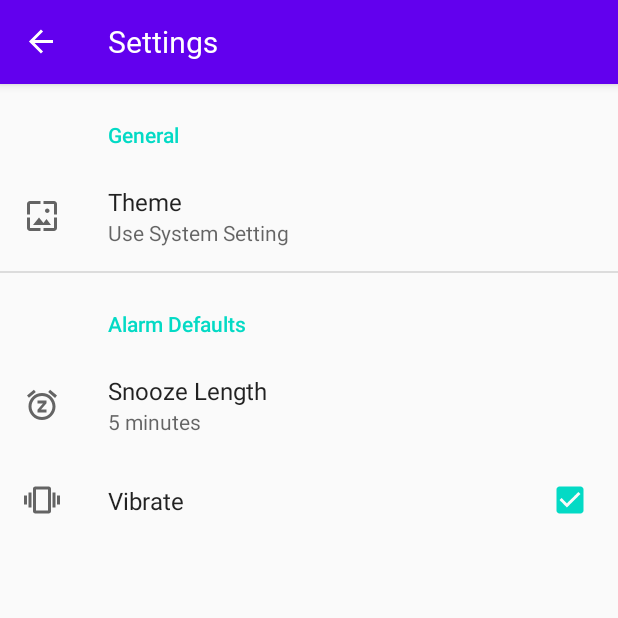
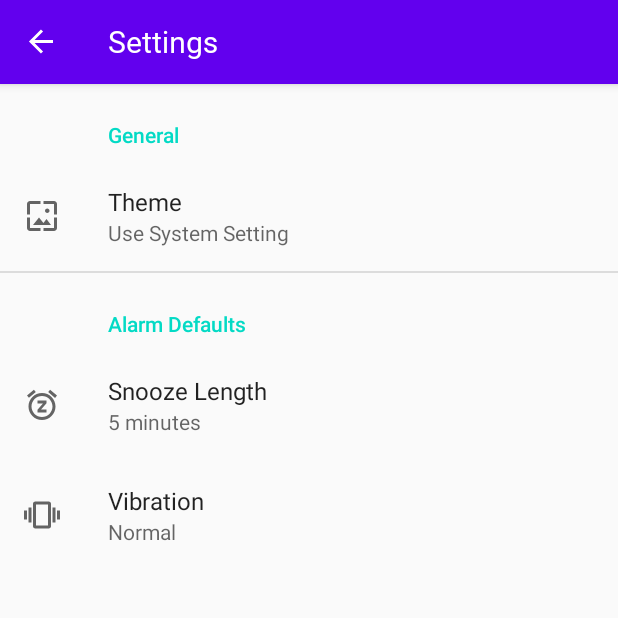
Before and after one commit to NiklasBednarczyk/AlarmClock, an Android app: the SettingsFragment screen opened through its navigation route, on a phone screen of 412 x 824 dp, the top half of it. Run offline under Robolectric (Android 15) with nearby library versions, the phone set to English and light mode, and no system bars; our stand-ins replace Room's generated code, androidx.preference, data binding, navigation-ui.

Commit message:
45: Style And Theme App - Add VibrationTypes + Vibration as AlarmPropertyType

```diff
--- a/app/src/main/java/de/niklasbednarczyk/alarmclock/database/Alarm.kt
+++ b/app/src/main/java/de/niklasbednarczyk/alarmclock/database/Alarm.kt
@@ -4,6 +4,7 @@ import android.net.Uri
 import androidx.room.ColumnInfo
 import androidx.room.Entity
 import androidx.room.PrimaryKey
+import de.niklasbednarczyk.alarmclock.enums.VibrationType
 import java.time.DayOfWeek
 
 @Entity(tableName = "alarm_table")
@@ -27,8 +28,8 @@ data class Alarm(
     @ColumnInfo(name = "snooze_length_minutes")
     var snoozeLengthMinutes: Int,
 
-    @ColumnInfo(name = "vibrate")
-    var vibrate: Boolean,
+    @ColumnInfo(name = "vibration_type")
+    var vibrationType: VibrationType,
 
     @ColumnInfo(name = "sound_uri")
     var soundUri: Uri
--- a/app/src/main/java/de/niklasbednarczyk/alarmclock/database/AlarmClockDatabase.kt
+++ b/app/src/main/java/de/niklasbednarczyk/alarmclock/database/AlarmClockDatabase.kt
@@ -14,8 +14,8 @@ import kotlinx.coroutines.GlobalScope
 import kotlinx.coroutines.launch
 import kotlinx.coroutines.withContext
 
-@Database(entities = [Alarm::class], version = 6, exportSchema = false)
-@TypeConverters(AlarmClockConverter::class)
+@Database(entities = [Alarm::class], version = 7, exportSchema = false)
+@TypeConverters(AlarmClockTypeConverter::class)
 abstract class AlarmClockDatabase : RoomDatabase() {
 
     abstract val alarmDao: AlarmDao
--- a/app/src/main/java/de/niklasbednarczyk/alarmclock/database/AlarmClockConverter.kt
+++ b/app/src/main/java/de/niklasbednarczyk/alarmclock/database/AlarmClockTypeConverter.kt
@@ -3,20 +3,21 @@ package de.niklasbednarczyk.alarmclock.database
 import android.net.Uri
 import androidx.core.net.toUri
 import androidx.room.TypeConverter
+import de.niklasbednarczyk.alarmclock.enums.VibrationType
 import java.time.DayOfWeek
 
-class AlarmClockConverter {
+class AlarmClockTypeConverter {
 
     companion object {
         private const val SEPARATOR = ","
     }
 
     @TypeConverter
-    fun daysOfWeekToString(daysOfWeek: MutableList<DayOfWeek>): String =
+    fun fromDays(daysOfWeek: MutableList<DayOfWeek>): String =
         daysOfWeek.map { it.value }.joinToString(separator = SEPARATOR)
 
     @TypeConverter
-    fun stringToDaysOfWeek(daysOfWeek: String): MutableList<DayOfWeek> {
+    fun toDays(daysOfWeek: String): MutableList<DayOfWeek> {
         return if (daysOfWeek != "") {
             daysOfWeek.split(SEPARATOR).map { DayOfWeek.of(it.toInt()) }.sorted()
                 .toMutableList()
@@ -26,9 +27,15 @@ class AlarmClockConverter {
     }
 
     @TypeConverter
-    fun uriToString(uri: Uri): String = uri.toString()
+    fun fromSound(uri: Uri): String = uri.toString()
 
     @TypeConverter
-    fun stringToUri(string: String): Uri = string.toUri()
+    fun toSound(uri: String): Uri = uri.toUri()
+
+    @TypeConverter
+    fun fromVibration(vibrationType: VibrationType): String = vibrationType.name
+
+    @TypeConverter
+    fun toVibration(vibrationType: String): VibrationType = enumValueOf(vibrationType)
 
 }
--- a/app/src/main/java/de/niklasbednarczyk/alarmclock/enums/AlarmPropertyType.kt
+++ b/app/src/main/java/de/niklasbednarczyk/alarmclock/enums/AlarmPropertyType.kt
@@ -3,5 +3,6 @@ package de.niklasbednarczyk.alarmclock.enums
 enum class AlarmPropertyType {
     NAME,
     SNOOZE_LENGTH,
-    SOUND
+    SOUND,
+    VIBRATION_TYPE
 }
--- a/app/src/main/java/de/niklasbednarczyk/alarmclock/enums/VibrationType.kt
+++ b/app/src/main/java/de/niklasbednarczyk/alarmclock/enums/VibrationType.kt
@@ -1,6 +1,8 @@
 package de.niklasbednarczyk.alarmclock.enums
 
 enum class VibrationType(val pattern: LongArray) {
-    VIBRATION(longArrayOf(0, 100)),
-    NO_VIBRATION(longArrayOf(0))
+    NONE(longArrayOf(0)),
+    SLOW(longArrayOf(0, 750, 750)),
+    NORMAL(longArrayOf(0, 500, 500)),
+    FAST(longArrayOf(0, 250, 250))
 }
--- a/app/src/main/res/layout/item_alarm_editor_property.xml
+++ b/app/src/main/res/layout/item_alarm_editor_property.xml
@@ -21,7 +21,7 @@
     <androidx.cardview.widget.CardView
         android:layout_height="wrap_content"
         android:layout_width="match_parent"
-        android:onClick="@{() -> alarmEditorFragment.onAlarmEditorPropertyClicked(alarmPropertyType)}">
+        android:onClick="@{(view) -> alarmEditorFragment.onAlarmEditorPropertyClicked(view, alarmPropertyType)}">
 
         <androidx.constraintlayout.widget.ConstraintLayout
             android:layout_height="wrap_content"
--- a/app/src/main/res/values/arrays.xml
+++ b/app/src/main/res/values/arrays.xml
@@ -30,4 +30,18 @@
         <item>25</item>
         <item>30</item>
     </string-array>
+
+    <string-array name="alarm_vibration_type_entries">
+        <item>@string/vibration_type_none</item>
+        <item>@string/vibration_type_slow</item>
+        <item>@string/vibration_type_normal</item>
+        <item>@string/vibration_type_fast</item>
+    </string-array>
+
+    <string-array name="alarm_vibration_type_values">
+        <item>NONE</item>
+        <item>SLOW</item>
+        <item>NORMAL</item>
+        <item>FAST</item>
+    </string-array>
 </resources>
--- a/app/src/main/res/values/strings.xml
+++ b/app/src/main/res/values/strings.xml
@@ -26,8 +26,8 @@
     <string name="alarm_snooze_length">Alarm Snooze Length</string>
     <string name="vibrate">Vibrate</string>
     <string name="choose_alarm_sound">Choose Alarm Sound</string>
-    <string name="no_sound">No Sound</string>
-    <string name="preference_title_vibrate">Vibrate</string>
+    <string name="no_sound">None</string>
+    <string name="preference_title_vibration_type">Vibration</string>
     <string name="preference_category_title_general">General</string>
     <string name="preference_category_title_alarm_default">Alarm Defaults</string>
     <string name="preference_title_snooze_length">Snooze Length</string>
@@ -35,7 +35,13 @@
     <string name="description_property_name">Name of Alarm</string>
     <string name="description_property_snooze_length">Snooze Length of Alarm</string>
     <string name="description_property_sound">Sound of Alarm</string>
+    <string name="description_property_vibration_type">Vibration of Alarm</string>
     <string name="alarm_editor_property_title_name">Name</string>
     <string name="alarm_editor_property_title_snooze_length">Snooze Length</string>
     <string name="alarm_editor_property_title_sound">Sound</string>
+    <string name="alarm_editor_property_title_vibration_type">Vibration</string>
+    <string name="vibration_type_none">None</string>
+    <string name="vibration_type_slow">Slow</string>
+    <string name="vibration_type_normal">Normal</string>
+    <string name="vibration_type_fast">Fast</string>
 </resources>
--- a/app/src/main/res/xml/root_preferences.xml
+++ b/app/src/main/res/xml/root_preferences.xml
@@ -1,6 +1,7 @@
 <PreferenceScreen xmlns:app="http://schemas.android.com/apk/res-auto">
 
     <PreferenceCategory app:title="@string/preference_category_title_general">
+
         <ListPreference
             app:defaultValue="use_system_setting"
             app:entries="@array/theme_entries"
@@ -9,9 +10,11 @@
             app:key="theme"
             app:title="@string/preference_title_theme"
             app:useSimpleSummaryProvider="true" />
+
     </PreferenceCategory>
 
     <PreferenceCategory app:title="@string/preference_category_title_alarm_default">
+
         <ListPreference
             app:defaultValue="5"
             app:entries="@array/alarm_snooze_length_entries"
@@ -20,12 +23,16 @@
             app:key="alarm_snooze_length"
             app:title="@string/preference_title_snooze_length"
             app:useSimpleSummaryProvider="true" />
-        <CheckBoxPreference
-            app:defaultValue="true"
+
+        <ListPreference
+            app:defaultValue="NORMAL"
+            app:entries="@array/alarm_vibration_type_entries"
+            app:entryValues="@array/alarm_vibration_type_values"
             app:icon="@drawable/ic_baseline_vibration_24"
-            app:key="alarm_vibrate"
-            app:title="@string/preference_title_vibrate" />
+            app:key="alarm_vibration_type"
+            app:title="@string/preference_title_vibration_type"
+            app:useSimpleSummaryProvider="true" />
+
     </PreferenceCategory>
 
-
 </PreferenceScreen>
```
Also changed, not shown: app/src/main/java/de/niklasbednarczyk/alarmclock/ui/alarm/alarmeditor/AlarmEditorFragment.kt (+12 -1 lines), app/src/main/java/de/niklasbednarczyk/alarmclock/ui/alarm/alarmeditor/AlarmEditorViewModel.kt (+23 -0 lines), app/src/main/java/de/niklasbednarczyk/alarmclock/ui/alarm/alarmwakeupview/AlarmWakeUpViewFragment.kt (+4 -4 lines), app/src/main/java/de/niklasbednarczyk/alarmclock/ui/alarm/alarmwakeupview/AlarmWakeUpViewViewModel.kt (+7 -3 lines), app/src/main/java/de/niklasbednarczyk/alarmclock/utils/AlarmBindingUtils.kt (+13 -0 lines), app/src/main/java/de/niklasbednarczyk/alarmclock/utils/AlarmUtils.kt (+6 -2 lines), app/src/main/res/layout/fragment_alarm_editor.xml (+6 -5 lines), app/src/main/res/menu/menu_alarm_editor_property_vibration_type.xml (added, +25 -0 lines).
